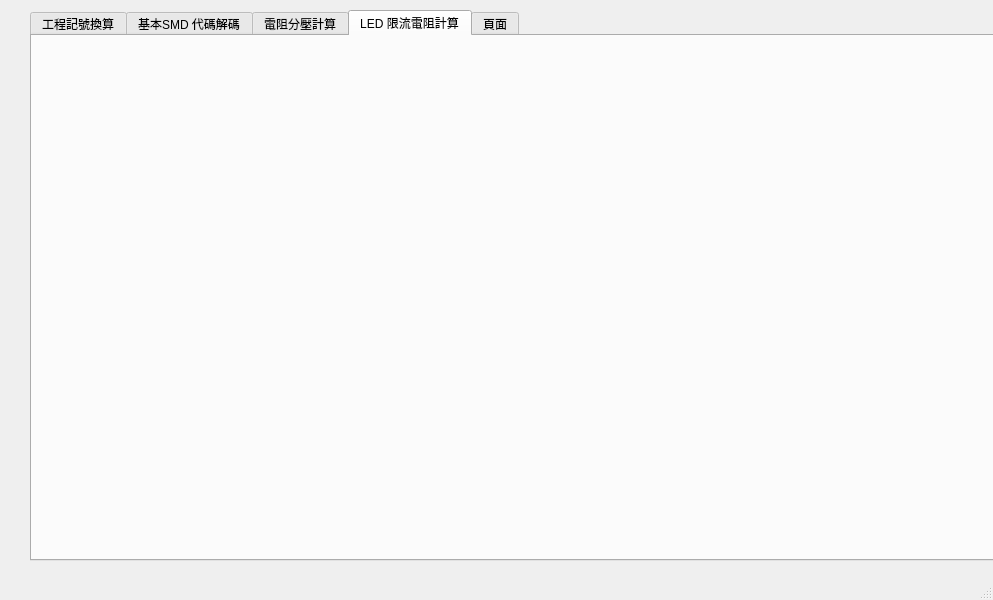
Qt form mainwindow.ui (markscat/Scientific_computing) before a commit.
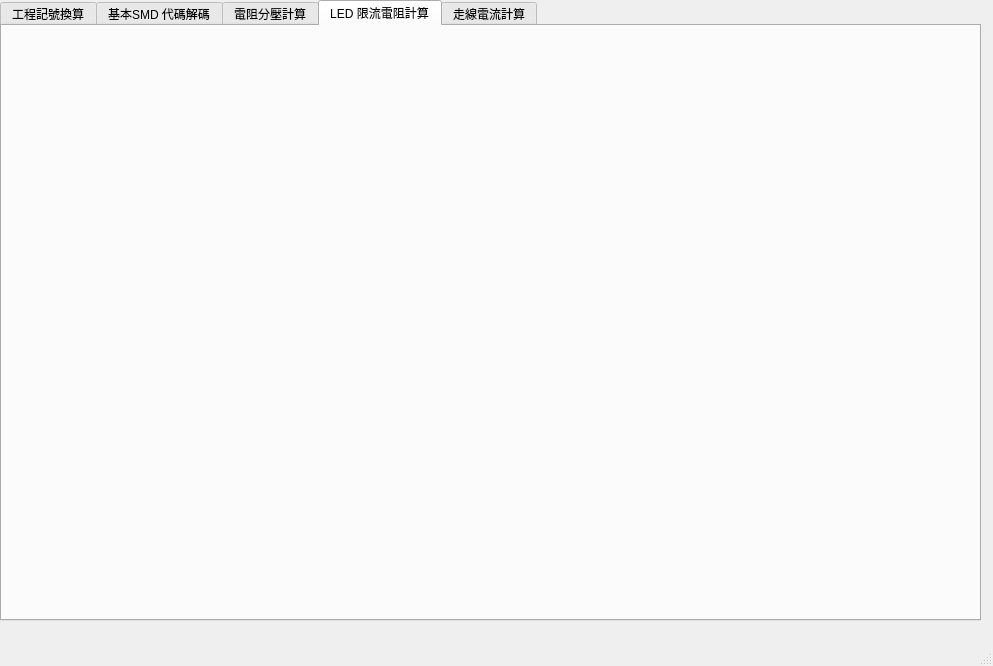
The same form after that commit.

Diff of the .ui file:
```diff
--- a/mainwindow.ui
+++ b/mainwindow.ui
@@ -7,7 +7,7 @@
     <x>0</x>
     <y>0</y>
     <width>993</width>
-    <height>600</height>
+    <height>666</height>
    </rect>
   </property>
   <property name="windowTitle">
@@ -17,10 +17,10 @@
    <widget class="QTabWidget" name="tabWidget">
     <property name="geometry">
      <rect>
-      <x>30</x>
-      <y>10</y>
+      <x>0</x>
+      <y>0</y>
       <width>981</width>
-      <height>551</height>
+      <height>621</height>
      </rect>
     </property>
     <property name="currentIndex">
@@ -219,7 +219,7 @@
     </widget>
     <widget class="QWidget" name="tab_5">
      <attribute name="title">
-      <string>頁面</string>
+      <string>走線電流計算</string>
      </attribute>
     </widget>
    </widget>
```
